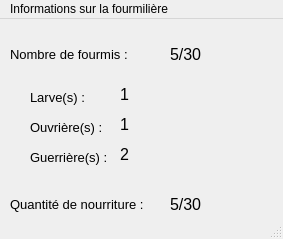
Above: Fourmis/anthillstatus.ui from S-HENR/Projet_LP73 before the change. Below: the same form after it.
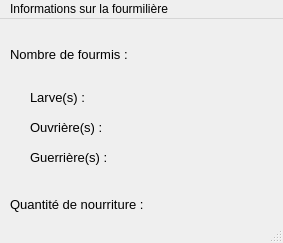
That is the form after the change.

Patch:
```diff
--- a/Fourmis/anthillstatus.ui
+++ b/Fourmis/anthillstatus.ui
@@ -7,7 +7,7 @@
     <x>0</x>
     <y>0</y>
     <width>283</width>
-    <height>239</height>
+    <height>243</height>
    </rect>
   </property>
   <property name="windowTitle">
@@ -47,7 +47,7 @@
      </font>
     </property>
     <property name="text">
-     <string>5/30</string>
+     <string/>
     </property>
     <property name="scaledContents">
      <bool>false</bool>
@@ -86,7 +86,7 @@
      </font>
     </property>
     <property name="text">
-     <string>5/30</string>
+     <string/>
     </property>
     <property name="scaledContents">
      <bool>false</bool>
@@ -161,7 +161,7 @@
      </font>
     </property>
     <property name="text">
-     <string>1</string>
+     <string/>
     </property>
     <property name="scaledContents">
      <bool>false</bool>
@@ -182,7 +182,7 @@
      </font>
     </property>
     <property name="text">
-     <string>1</string>
+     <string/>
     </property>
     <property name="scaledContents">
      <bool>false</bool>
@@ -203,7 +203,7 @@
      </font>
     </property>
     <property name="text">
-     <string>2</string>
+     <string/>
     </property>
     <property name="scaledContents">
      <bool>false</bool>
```
